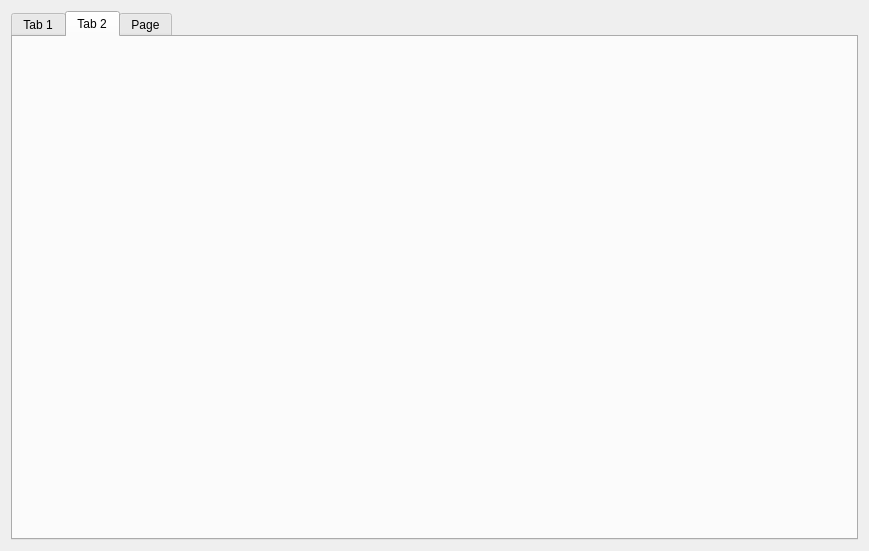
Old version of the form userdataview.ui in the repository Hatraxe/QT_Project.
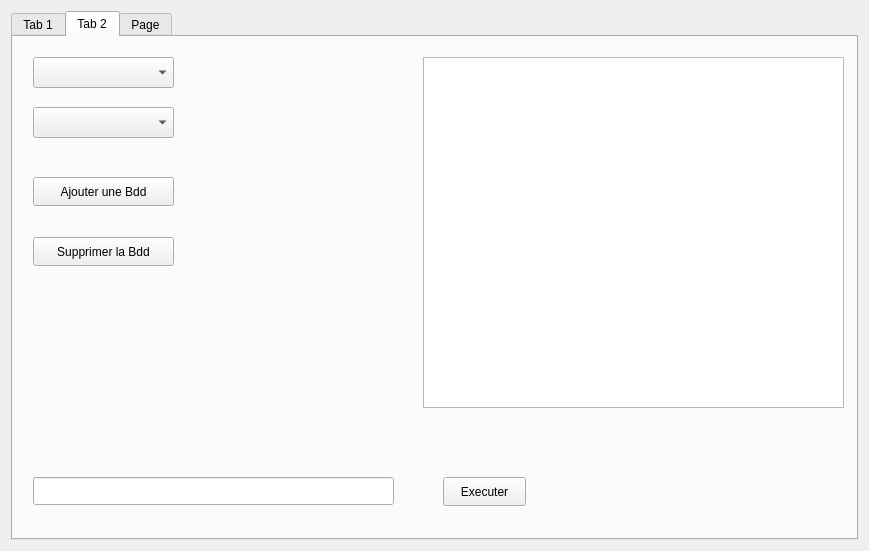
New version of the form.

What changed in the file:
```diff
--- a/userdataview.ui
+++ b/userdataview.ui
@@ -168,6 +168,85 @@
       <attribute name="title">
        <string>Tab 2</string>
       </attribute>
+      <widget class="QComboBox" name="dispoBddComboBox">
+       <property name="geometry">
+        <rect>
+         <x>20</x>
+         <y>20</y>
+         <width>141</width>
+         <height>31</height>
+        </rect>
+       </property>
+      </widget>
+      <widget class="QComboBox" name="tablesBddComboBox">
+       <property name="geometry">
+        <rect>
+         <x>20</x>
+         <y>70</y>
+         <width>141</width>
+         <height>31</height>
+        </rect>
+       </property>
+      </widget>
+      <widget class="QTableView" name="vueContenuBddTableView">
+       <property name="geometry">
+        <rect>
+         <x>410</x>
+         <y>20</y>
+         <width>421</width>
+         <height>351</height>
+        </rect>
+       </property>
+      </widget>
+      <widget class="QLineEdit" name="requeteSQLText">
+       <property name="geometry">
+        <rect>
+         <x>20</x>
+         <y>440</y>
+         <width>361</width>
+         <height>28</height>
+        </rect>
+       </property>
+      </widget>
+      <widget class="QPushButton" name="executePushButton">
+       <property name="geometry">
+        <rect>
+         <x>430</x>
+         <y>440</y>
+         <width>83</width>
+         <height>29</height>
+        </rect>
+       </property>
+       <property name="text">
+        <string>Executer</string>
+       </property>
+      </widget>
+      <widget class="QPushButton" name="ajouterPushButton">
+       <property name="geometry">
+        <rect>
+         <x>20</x>
+         <y>140</y>
+         <width>141</width>
+         <height>29</height>
+        </rect>
+       </property>
+       <property name="text">
+        <string>Ajouter une Bdd</string>
+       </property>
+      </widget>
+      <widget class="QPushButton" name="supprimerPushButton">
+       <property name="geometry">
+        <rect>
+         <x>20</x>
+         <y>200</y>
+         <width>141</width>
+         <height>29</height>
+        </rect>
+       </property>
+       <property name="text">
+        <string>Supprimer la Bdd</string>
+       </property>
+      </widget>
      </widget>
      <widget class="QWidget" name="profils">
       <attribute name="title">
```
Left out of the diff: 2 changed lines with no effect on the pictures.
